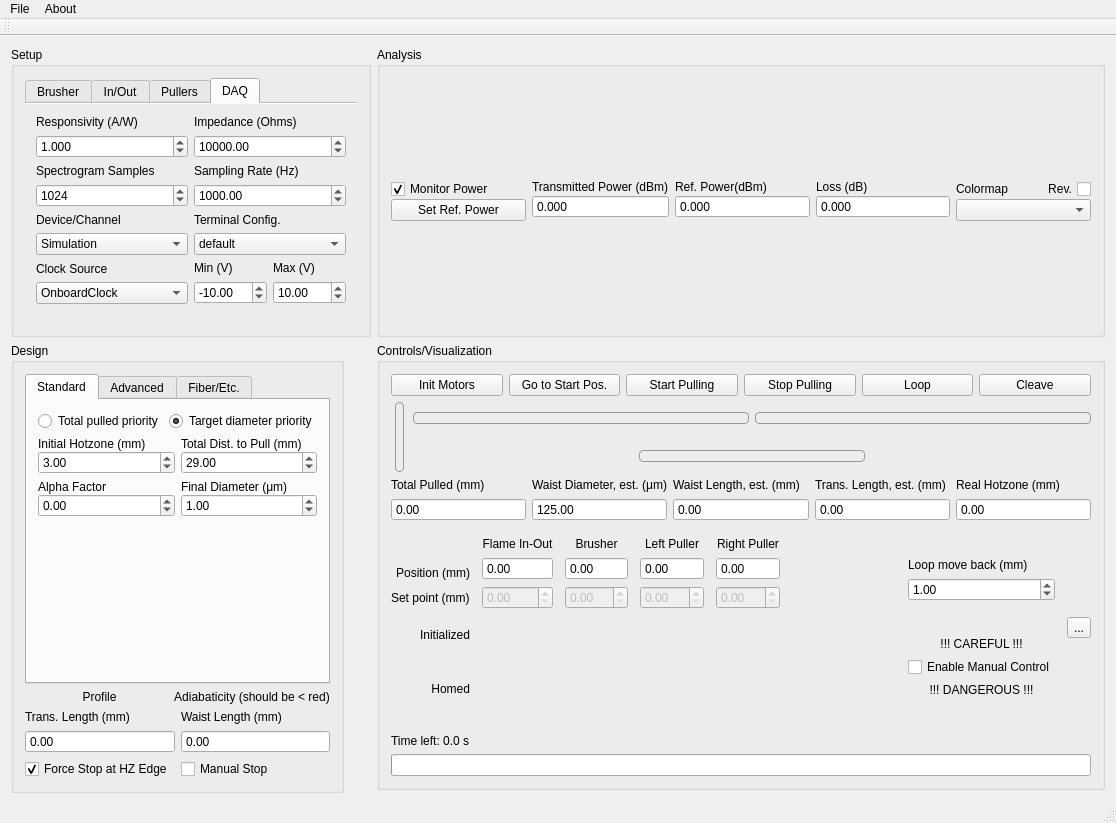
Old version of the form TaperPulling/resources/mainwindow.ui in the repository pfjarschel/TaperPullingPro.
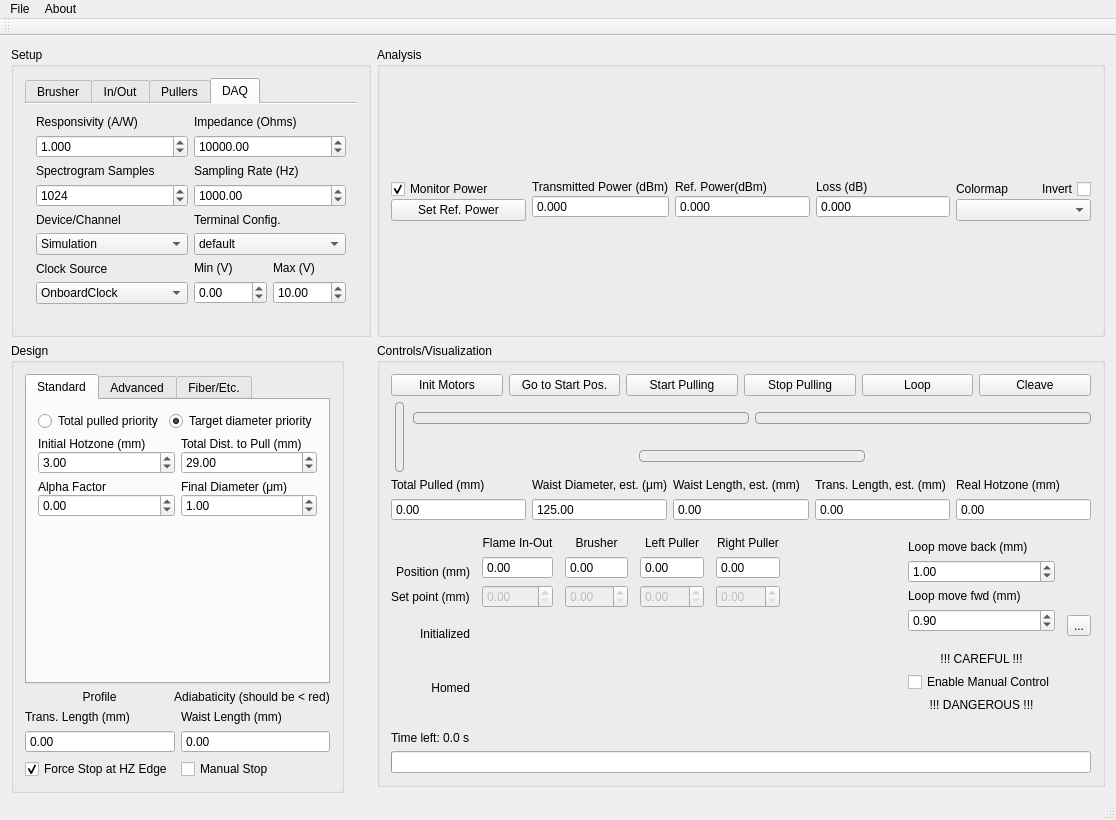
New version of the form. The open tabs and pages were chosen to show the change. Icons and pictures are not drawn.

Diff of the .ui file:
```diff
--- a/TaperPulling/resources/mainwindow.ui
+++ b/TaperPulling/resources/mainwindow.ui
@@ -7,7 +7,7 @@
     <x>0</x>
     <y>0</y>
     <width>1116</width>
-    <height>823</height>
+    <height>820</height>
    </rect>
   </property>
   <property name="minimumSize">
@@ -981,7 +981,7 @@
                   <double>100.000000000000000</double>
                  </property>
                  <property name="value">
-                  <double>-10.000000000000000</double>
+                  <double>0.000000000000000</double>
                  </property>
                 </widget>
                </item>
@@ -1198,7 +1198,7 @@
                 <enum>Qt::RightToLeft</enum>
                </property>
                <property name="text">
-                <string>Rev.</string>
+                <string>Invert</string>
                </property>
               </widget>
              </item>
@@ -3350,7 +3350,7 @@
               <number>0</number>
              </property>
              <item>
-              <spacer name="verticalSpacer_23">
+              <spacer name="verticalSpacer_6">
                <property name="orientation">
                 <enum>Qt::Vertical</enum>
                </property>
@@ -3362,6 +3362,14 @@
                </property>
               </spacer>
              </item>
+             <item>
+              <layout class="QVBoxLayout" name="verticalLayout_42">
+               <property name="spacing">
+                <number>6</number>
+               </property>
+               <property name="topMargin">
+                <number>0</number>
+               </property>
              <item>
               <widget class="QLabel" name="label_74">
                <property name="text">
@@ -3379,8 +3387,34 @@
                </property>
               </widget>
              </item>
+              </layout>
+             </item>
              <item>
-              <spacer name="verticalSpacer_6">
+              <layout class="QVBoxLayout" name="verticalLayout_72">
+               <property name="spacing">
+                <number>6</number>
+               </property>
+               <property name="topMargin">
+                <number>0</number>
+               </property>
+               <item>
+                <widget class="QLabel" name="label_75">
+                 <property name="text">
+                  <string>Loop move fwd (mm)</string>
+                 </property>
+                </widget>
+               </item>
+               <item>
+                <widget class="QDoubleSpinBox" name="loopmfSpin">
+                 <property name="value">
+                  <double>0.900000000000000</double>
+                 </property>
+                </widget>
+               </item>
+              </layout>
+             </item>
+             <item>
+              <spacer name="verticalSpacer_24">
                <property name="orientation">
                 <enum>Qt::Vertical</enum>
                </property>
```
Left out of the diff: 4 changed lines with no effect on the pictures. Lines whose indentation alone changed are shown as unchanged.
